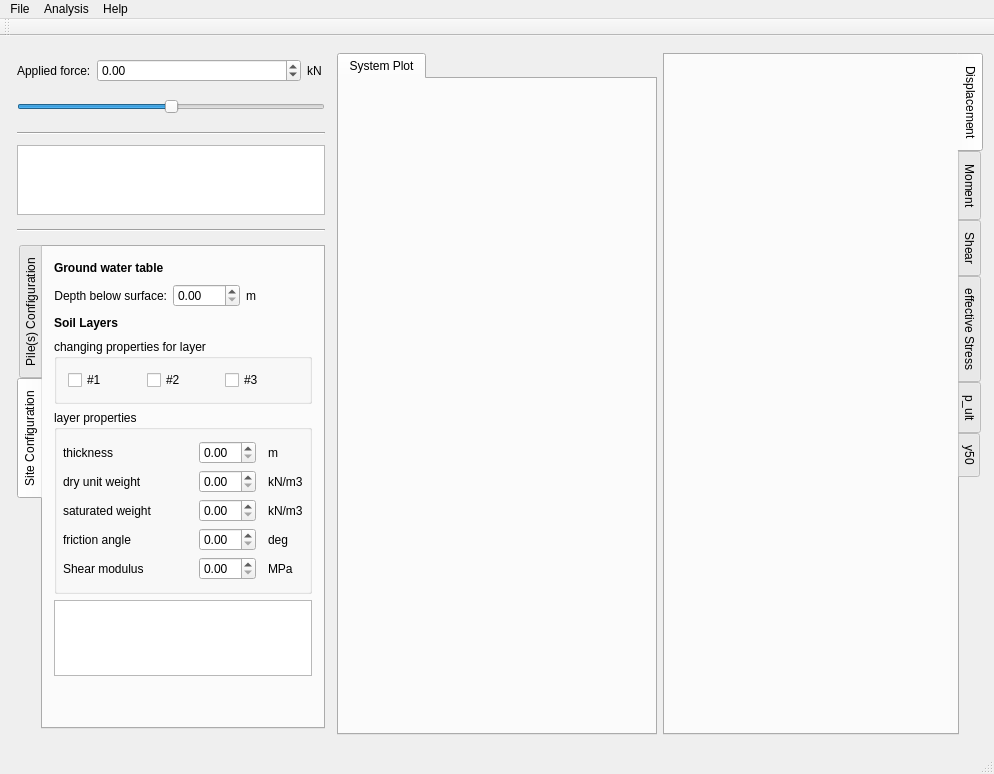
Before: the Qt Designer form mainwindow.ui in NHERI-SimCenter/PileGroupTool, drawn with Qt 5.
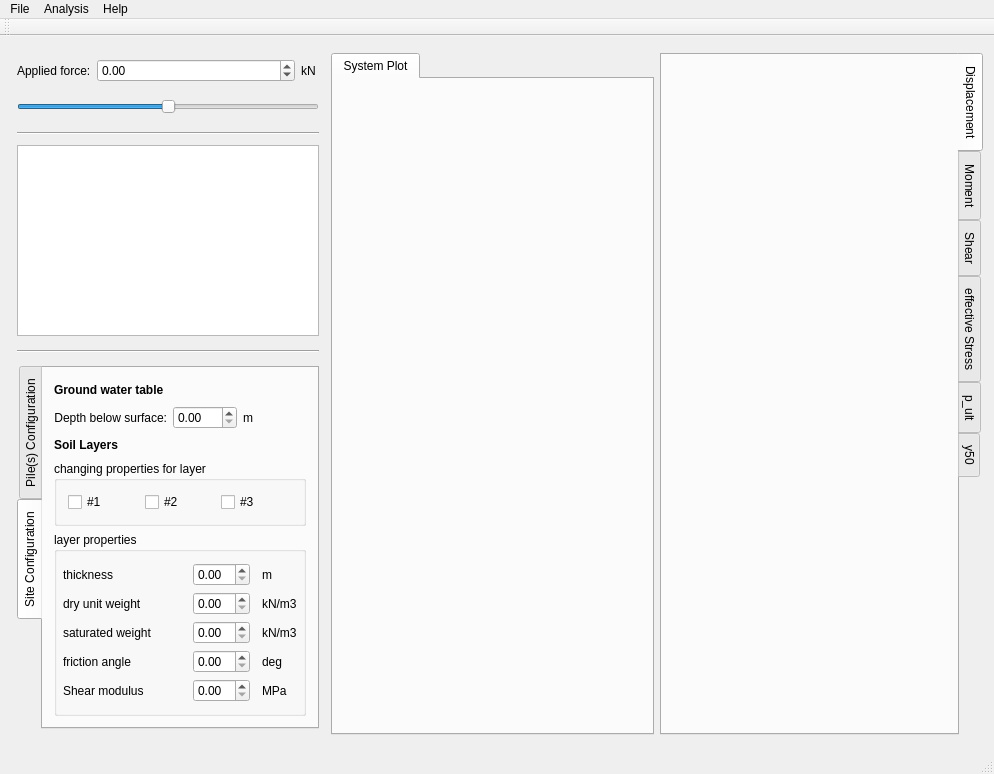
After: the same form once the commit is applied. The open tabs and pages were chosen to show the change. Custom widgets are drawn as their Qt base class.

Commit message: removing material table elements

```diff
--- a/mainwindow.ui
+++ b/mainwindow.ui
@@ -800,32 +800,6 @@
             </layout>
            </widget>
           </item>
-          <item>
-           <widget class="QTableWidget" name="matTable">
-            <property name="enabled">
-             <bool>true</bool>
-            </property>
-            <property name="sizePolicy">
-             <sizepolicy hsizetype="Preferred" vsizetype="Preferred">
-              <horstretch>1</horstretch>
-              <verstretch>4</verstretch>
-             </sizepolicy>
-            </property>
-           </widget>
-          </item>
-          <item>
-           <spacer name="verticalSpacer_2">
-            <property name="orientation">
-             <enum>Qt::Vertical</enum>
-            </property>
-            <property name="sizeHint" stdset="0">
-             <size>
-              <width>20</width>
-              <height>40</height>
-             </size>
-            </property>
-           </spacer>
-          </item>
          </layout>
         </widget>
        </widget>
```
Left out of the diff: 4 changed lines with no effect on the pictures. The commit also changes 2 other files.
